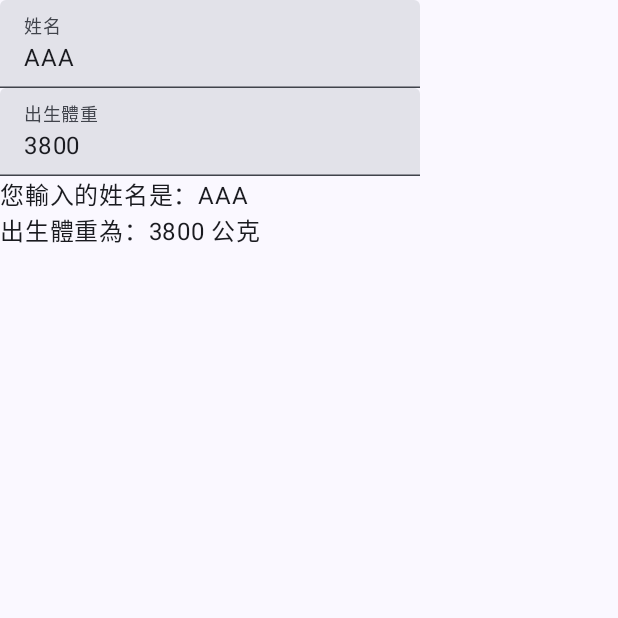
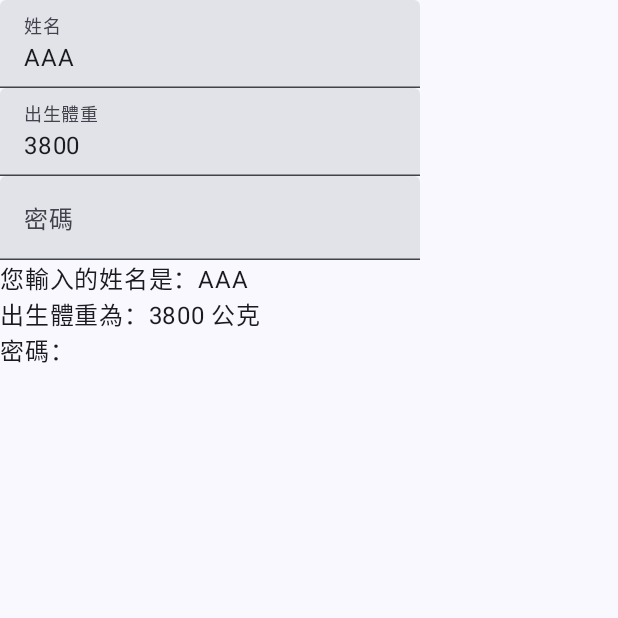
Before and after one commit to hhc-a/FireStore, an Android app built with Jetpack Compose: the screen it shows after launch (MainActivity), on a phone screen of 412 x 824 dp, the top half of it. Run offline under Robolectric (Android 15) with nearby library versions, the phone set to English and light mode, and no system bars.

Commit message:
5th_密碼輸入

```diff
--- a/app/src/main/java/tw/edu/pu/csim/s1120053/firestore/MainActivity.kt
+++ b/app/src/main/java/tw/edu/pu/csim/s1120053/firestore/MainActivity.kt
@@ -47,6 +47,7 @@ class MainActivity : ComponentActivity() {
 
 @Composable
 fun Birth(m: Modifier){
+    var userPassword by remember { mutableStateOf("")}
     var userName by remember { mutableStateOf("AAA")}
     var userWeight by remember { mutableStateOf(3800)}
     Column {
@@ -71,7 +72,19 @@ fun Birth(m: Modifier){
             keyboardOptions = KeyboardOptions
                 (keyboardType = KeyboardType.Number)
         )
-        Text("您輸入的姓名是：$userName\n出生體重為：$userWeight 公克")
+        TextField(
+            value = userPassword,
+            onValueChange = { newText ->
+                userPassword = newText
+            },
+            label = { Text("密碼") },
+            placeholder = { Text(text = "請輸入您的密碼") },
+            visualTransformation = PasswordVisualTransformation(),
+            keyboardOptions = KeyboardOptions
+                (keyboardType = KeyboardType.Password)
+        )
+
+        Text("您輸入的姓名是：$userName\n出生體重為：$userWeight 公克"+ "\n密碼：$userPassword")
 
     }
 }
```
